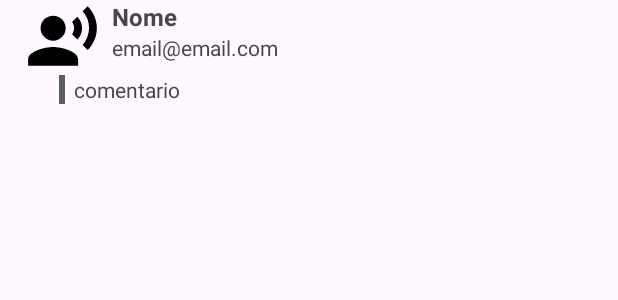
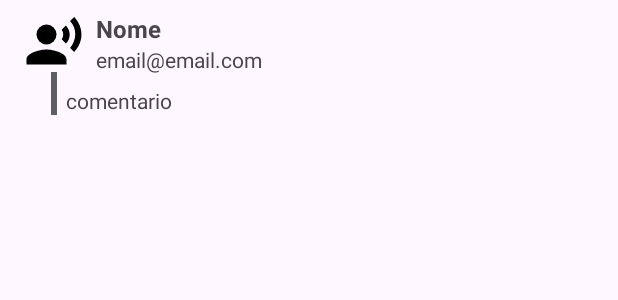
Before and after one commit to ftanaka13/Retrofit-JsonPlaceHolder, an Android app: the layout post_comment_item.xml on its own in the app's theme, with its tools: preview values and no code run, on a phone screen of 412 x 824 dp. Shown: the top 300 px of the screen. Run offline under Robolectric (Android 15) with nearby library versions, the phone set to English and light mode, and no system bars.

Commit message:
ajustes de layout diminuido margem a esquerda aumentado margem entre o email e o comentário

```diff
--- a/app/src/main/res/layout/post_comment_item.xml
+++ b/app/src/main/res/layout/post_comment_item.xml
@@ -13,19 +13,20 @@
     <androidx.constraintlayout.widget.ConstraintLayout
         android:id="@+id/constraintLayout"
         android:layout_width="match_parent"
-        android:layout_height="wrap_content">
+        android:layout_height="wrap_content"
+        android:layout_margin="8dp">
 
         <androidx.constraintlayout.widget.Guideline
             android:id="@+id/guideline2"
             android:layout_width="wrap_content"
             android:layout_height="wrap_content"
             android:orientation="vertical"
-            app:layout_constraintGuide_percent="0.1" />
+            app:layout_constraintGuide_percent="0.07" />
 
         <ImageView
             android:id="@+id/imageViewIcon"
-            android:layout_width="50dp"
-            android:layout_height="50dp"
+            android:layout_width="40dp"
+            android:layout_height="40dp"
             app:layout_constraintEnd_toStartOf="@+id/guideline2"
             app:layout_constraintStart_toStartOf="@+id/guideline2"
             app:srcCompat="@drawable/baseline_record_voice_over_24" />
@@ -69,11 +70,12 @@
             android:layout_height="wrap_content"
             android:layout_marginStart="8dp"
             android:layout_marginEnd="8dp"
+            android:layout_marginTop="8dp"
             android:text="@{commentario.body}"
             app:layout_constraintBottom_toBottomOf="parent"
             app:layout_constraintEnd_toEndOf="parent"
             app:layout_constraintStart_toStartOf="@+id/guideline2"
-            app:layout_constraintTop_toBottomOf="@+id/imageViewIcon"
+            app:layout_constraintTop_toBottomOf="@+id/textViewEmail"
             tools:text="comentario" />
     </androidx.constraintlayout.widget.ConstraintLayout>
 
```
